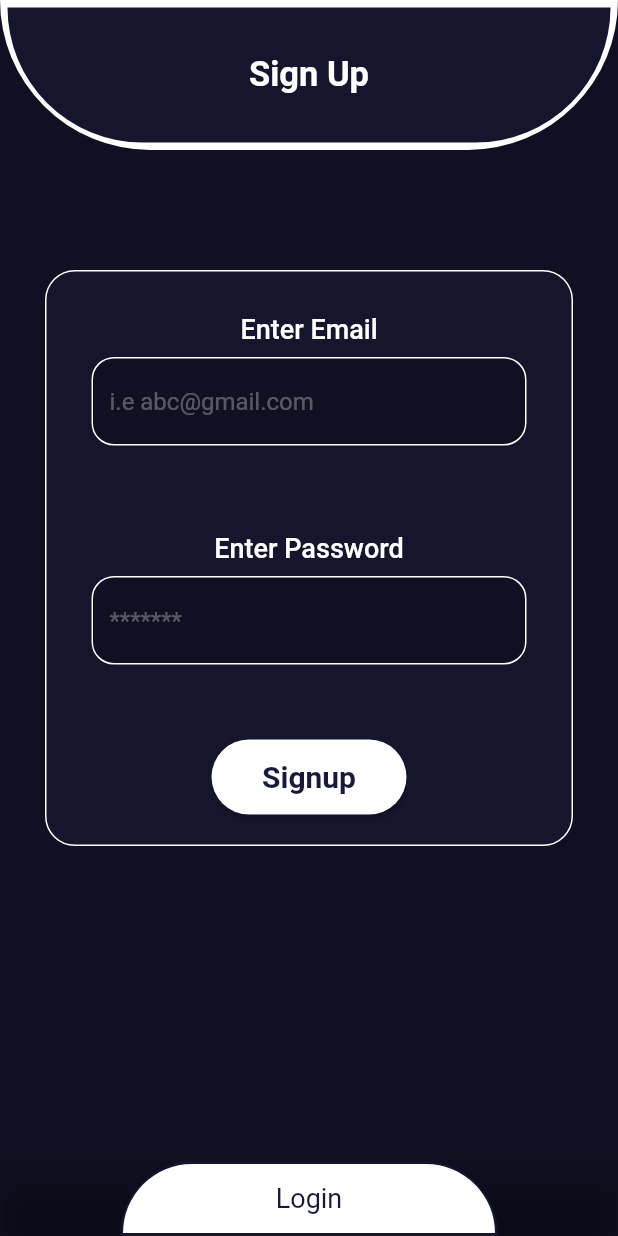
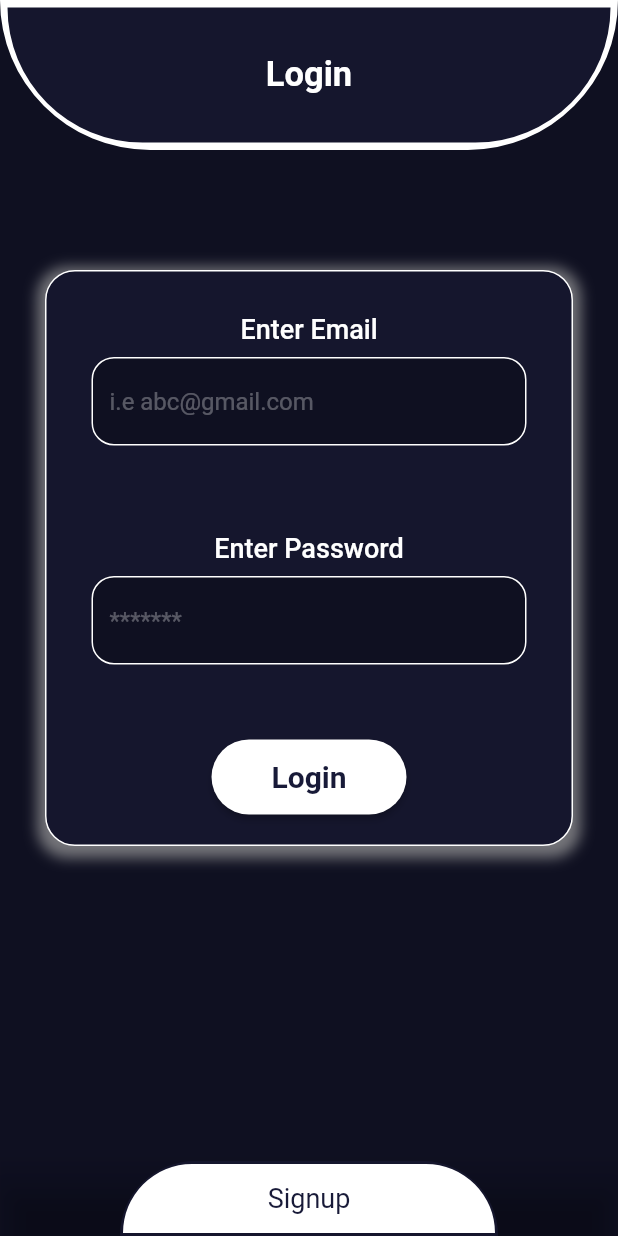
Before and after one commit to suleman24/FYP, a Flutter app: the screen it shows after launch, on a phone screen of 412 x 824 dp. Run offline on Flutter 3.47's test engine with Material 2 defaults, Android fonts, the phone set to English and light mode, and no system bars.

Commit message:
Login UI done

```diff
--- /dev/null
+++ b/android_messenger/lib/UI/auth ui/login.dart
@@ -0,0 +1,248 @@
+import 'package:android_messenger/UI/auth%20ui/signup.dart';
+import 'package:flutter/material.dart';
+import 'package:flutter/cupertino.dart';
+
+import '../../config/colors_collection.dart';
+import '../../config/text_style_collection.dart';
+
+
+class login extends StatefulWidget {
+  const login({Key? key}) : super(key: key);
+
+  @override
+  State<login> createState() => _loginState();
+}
+
+class _loginState extends State<login> {
+  final GlobalKey<FormState> _formKey = GlobalKey<FormState>();
+  TextEditingController email = TextEditingController();
+  TextEditingController password = TextEditingController();
+
+  late String emaill;
+  late String passworddd;
+
+  bool _isLoading = false;
+
+  @override
+  Widget build(BuildContext context) {
+    return SafeArea(
+      child: Scaffold(
+        backgroundColor: Color(0xff0f1021),
+
+        body: Column(
+          children: [
+
+            Container(
+              height: 100,
+              decoration: BoxDecoration(
+                color: AppColors.signuptextbackground,
+                border: Border.all(
+                  color: Colors.white,
+                  width: 5,
+                ),
+                borderRadius: BorderRadius.only(
+                  bottomLeft: Radius.circular(100),
+                  bottomRight: Radius.circular(100),
+                ),),
+
+              child:Center(
+                child: Text(
+                  "Login"
+                  ,
+                  style: TextStyleCollection.headingTextStyle
+                      .copyWith(fontSize: 23, fontWeight: FontWeight.w600),
+                ),
+              ),
+            ),
+
+            SizedBox(
+              height: 80,
+            ),
+
+            Padding(padding: EdgeInsets.fromLTRB(30, 0, 30, 0),
+              child: Container(
+
+                decoration: BoxDecoration(
+                  color: AppColors.signuptextbackground,
+                  border: Border.all(
+                    color: Colors.white,
+                    width: 1,
+                  ),
+                  borderRadius: BorderRadius.circular(20),
+                  boxShadow: [
+                    BoxShadow(
+                      color: Colors.grey.withOpacity(0.7),
+                      spreadRadius: 5,
+                      blurRadius: 7,
+                      offset: Offset(0, 3), // changes position of shadow
+                    ),
+                  ],
+                ),
+
+
+                child: Column(
+                  children: [
+                    Padding(
+                      padding: const EdgeInsets.fromLTRB(30, 20, 30, 0),
+                      child: Container(
+                          child: Column(
+                            children: [
+                              Padding(
+                                padding: const EdgeInsets.all(8.0),
+                                child: Text(
+                                  "Enter Email",
+                                  style: TextStyle(
+                                      fontSize: 18,
+                                      fontWeight: FontWeight.w500,
+                                      color: Colors.white),
+                                ),
+                              ),
+                              TextFormField(
+                                keyboardType: TextInputType.emailAddress,
+                                controller: email,
+                                style: TextStyle(color: Colors.white),
+                                decoration: InputDecoration(
+                                    fillColor: Color(0xff0f1021),
+                                    filled: true,
+                                    border: OutlineInputBorder(
+                                        borderRadius: BorderRadius.circular(15),
+                                        borderSide:
+                                        const BorderSide(width: 0.5, color: Colors.white30)),
+                                    enabledBorder: OutlineInputBorder(
+                                        borderRadius: BorderRadius.circular(15),
+                                        borderSide:
+                                        const BorderSide(width: 1, color: Colors.white)),
+                                    focusedBorder: OutlineInputBorder(
+                                      borderSide: BorderSide(color: Colors.white, width: 1.0),
+                                    ),
+                                    hintText: "i.e abc@gmail.com",
+                                    hintStyle: TextStyle(color: Colors.white30)
+                                ),
+                              ),
+
+
+
+                              SizedBox(
+                                height: 50,
+                              ),
+                              Padding(
+                                padding: const EdgeInsets.all(8.0),
+                                child: Text(
+                                  "Enter Password",
+                                  style: TextStyle(
+                                      fontSize: 18,
+                                      fontWeight: FontWeight.w500,
+                                      color: Colors.white),
+                                ),
+                              ),
+                              TextFormField(
+                                controller: password,
+                                style: TextStyle(color: Colors.white),
+                                decoration: InputDecoration(
+                                  fillColor: Color(0xff0f1021),
+                                  filled: true,
+                                  border: OutlineInputBorder(
+                                      borderRadius: BorderRadius.circular(15),
+                                      borderSide:
+                                      const BorderSide(width: 0.5, color: Colors.white30)),
+                                  enabledBorder: OutlineInputBorder(
+                                      borderRadius: BorderRadius.circular(15),
+                                      borderSide:
+                                      const BorderSide(width: 1, color: Colors.white)),
+
+                                  focusedBorder: OutlineInputBorder(
+                                    borderSide: BorderSide(color: Colors.white, width: 1.0),
+                                  ),
+                                  hintText: "*******",
+                                  hintStyle: TextStyle(color: Colors.white30),
+                                ),
+                              ),
+                            ],
+                          )),
+                    ),
+                    Padding(
+                      padding: const EdgeInsets.fromLTRB(30, 50, 30, 20),
+                      child: SizedBox(
+                        height: 50,
+                        width: 130,
+                        child: ElevatedButton(
+
+                          style: ElevatedButton.styleFrom(shape: new RoundedRectangleBorder(
+                            borderRadius: new BorderRadius.circular(30.0),
+                          ),
+                              backgroundColor: Colors.white
+                          ),
+
+
+                          child: Center(
+                            child: Text(
+                              'Login',
+                              style: TextStyle(
+                                  color: AppColors.authscreenbackground,
+                                  fontSize: 20,
+                                  fontWeight: FontWeight.w700),
+                            ),
+                          ),
+                          onPressed: ()  {
+
+                          },
+                        ),
+                      ),
+                    ),
+                  ],
+                ),
+              ),
+            )
+
+
+
+
+
+          ],
+        ),
+
+        bottomNavigationBar: BottomAppBar(
+          color: Colors.transparent,
+
+          child: Padding(
+            padding: EdgeInsets.fromLTRB(80, 0, 80, 0),
+            child: GestureDetector(
+              onTap: (){
+                Navigator.pushReplacement(context, MaterialPageRoute(builder: (context)=>signup()));
+
+              },
+              child: Container(
+                height: 50,
+                decoration: BoxDecoration(
+                  color: AppColors.pureWhiteColor,
+                  border: Border.all(
+                    color: AppColors.signuptextbackground,
+                    width: 2,
+                  ),
+                  borderRadius: BorderRadius.only(
+                    topLeft: Radius.circular(100),
+                    topRight: Radius.circular(100),
+                  ),),
+
+                child:Center(
+                  child: Text(
+                    "Signup"
+                    ,
+                    style: TextStyle(color: AppColors.authscreenbackground,fontSize: 18),
+                  ),
+                ),
+              ),
+            ),
+          ),
+
+
+        ),
+      ),
+    );
+  }
+
+
+
+
+
+}
--- a/android_messenger/lib/UI/auth ui/signup.dart
+++ b/android_messenger/lib/UI/auth ui/signup.dart
@@ -3,16 +3,17 @@ import 'package:flutter/cupertino.dart';
 
 import '../../config/colors_collection.dart';
 import '../../config/text_style_collection.dart';
+import 'login.dart';
 
 
-class SignUpScreen extends StatefulWidget {
-  const SignUpScreen({Key? key}) : super(key: key);
+class signup extends StatefulWidget {
+  const signup({Key? key}) : super(key: key);
 
   @override
-  State<SignUpScreen> createState() => _SignUpScreenState();
+  State<signup> createState() => _signupState();
 }
 
-class _SignUpScreenState extends State<SignUpScreen> {
+class _signupState extends State<signup> {
   final GlobalKey<FormState> _formKey = GlobalKey<FormState>();
   TextEditingController email = TextEditingController();
   TextEditingController password = TextEditingController();
@@ -68,6 +69,14 @@ class _SignUpScreenState extends State<SignUpScreen> {
                   width: 1,
                 ),
                 borderRadius: BorderRadius.circular(20),
+                boxShadow: [
+                  BoxShadow(
+                    color: Colors.grey.withOpacity(0.7),
+                    spreadRadius: 5,
+                    blurRadius: 7,
+                    offset: Offset(0, 3), // changes position of shadow
+                  ),
+                ],
               ),
 
 
@@ -199,7 +208,7 @@ class _SignUpScreenState extends State<SignUpScreen> {
             padding: EdgeInsets.fromLTRB(80, 0, 80, 0),
             child: GestureDetector(
               onTap: (){
-
+                Navigator.pushReplacement(context, MaterialPageRoute(builder: (context)=>login()));
 
               },
               child: Container(
--- a/android_messenger/lib/main.dart
+++ b/android_messenger/lib/main.dart
@@ -1,5 +1,6 @@
 import 'package:flutter/material.dart';
 
+import 'UI/auth ui/login.dart';
 import 'UI/auth ui/signup.dart';
 
 
@@ -9,7 +10,7 @@ void main() {
       title: 'Suzo',
       debugShowCheckedModeBanner: false,
       themeMode: ThemeMode.dark,
-      home: SignUpScreen(),
+      home: login(),
     ),);
 
 }
```
